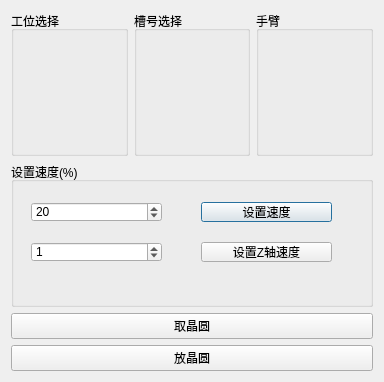
Qt form MyUnit/src/ui/robotdialog.ui (zhangzhenxi11/HL) before a commit.
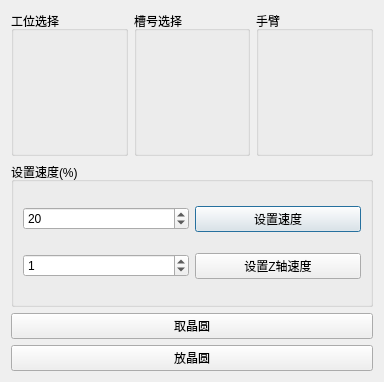
The same form after that commit.

The edit to the form file:
```diff
--- a/MyUnit/src/ui/robotdialog.ui
+++ b/MyUnit/src/ui/robotdialog.ui
@@ -95,15 +95,25 @@
      <property name="title">
       <string>设置速度(%)</string>
      </property>
+     <layout class="QGridLayout" name="gridLayout">
+      <item row="0" column="0">
+       <widget class="QSpinBox" name="speed_value_spx">
+        <property name="minimum">
+         <number>5</number>
+        </property>
+        <property name="maximum">
+         <number>100</number>
+        </property>
+        <property name="singleStep">
+         <number>5</number>
+        </property>
+        <property name="value">
+         <number>20</number>
+        </property>
+       </widget>
+      </item>
+      <item row="0" column="1">
      <widget class="QPushButton" name="setspeed_btn">
-      <property name="geometry">
-       <rect>
-        <x>190</x>
-        <y>40</y>
-        <width>131</width>
-        <height>20</height>
-       </rect>
-      </property>
       <property name="sizePolicy">
        <sizepolicy hsizetype="Minimum" vsizetype="Fixed">
         <horstretch>0</horstretch>
@@ -114,50 +124,9 @@
        <string>设置速度</string>
       </property>
      </widget>
-     <widget class="QSpinBox" name="speed_value_spx">
-      <property name="geometry">
-       <rect>
-        <x>20</x>
-        <y>40</y>
-        <width>131</width>
-        <height>20</height>
-       </rect>
-      </property>
-      <property name="minimum">
-       <number>5</number>
-      </property>
-      <property name="maximum">
-       <number>100</number>
-      </property>
-      <property name="singleStep">
-       <number>5</number>
-      </property>
-      <property name="value">
-       <number>20</number>
-      </property>
-     </widget>
-     <widget class="QPushButton" name="set_speed_btn_z">
-      <property name="geometry">
-       <rect>
-        <x>190</x>
-        <y>80</y>
-        <width>131</width>
-        <height>20</height>
-       </rect>
-      </property>
-      <property name="text">
-       <string>设置Z轴速度</string>
-      </property>
-     </widget>
+      </item>
+      <item row="1" column="0">
      <widget class="QSpinBox" name="speed_value_spx_z">
-      <property name="geometry">
-       <rect>
-        <x>20</x>
-        <y>80</y>
-        <width>131</width>
-        <height>20</height>
-       </rect>
-      </property>
       <property name="minimum">
        <number>0</number>
       </property>
@@ -171,6 +140,15 @@
        <number>1</number>
       </property>
      </widget>
+      </item>
+      <item row="1" column="1">
+       <widget class="QPushButton" name="set_speed_btn_z">
+        <property name="text">
+         <string>设置Z轴速度</string>
+        </property>
+       </widget>
+      </item>
+     </layout>
     </widget>
    </item>
    <item>
```
Lines whose indentation alone changed are shown as unchanged.
